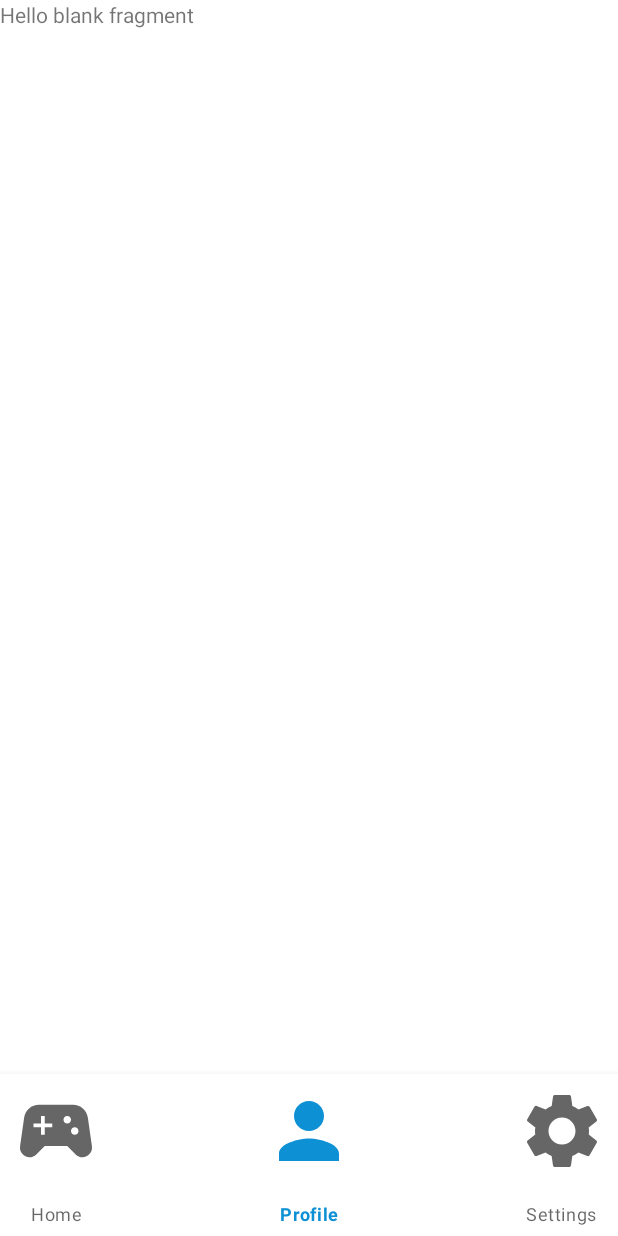
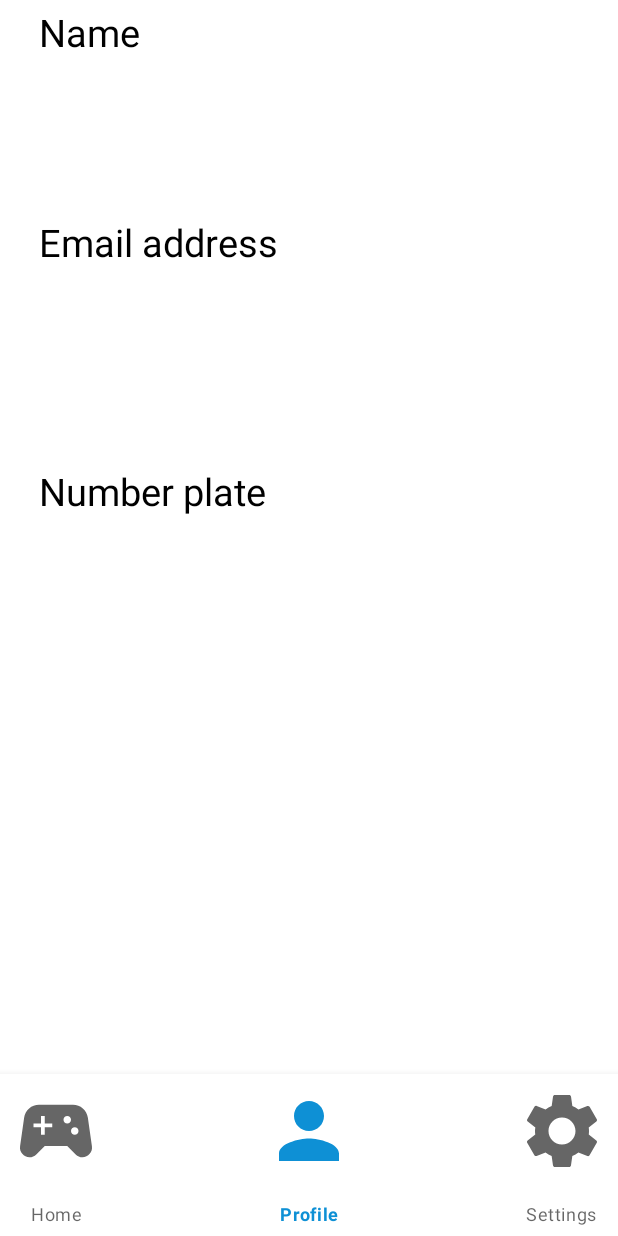
Before and after one commit to DIT113-V22/group-17, an Android app: the screen it shows after launch (MainActivity), item 2 of the bottom bar chosen, on a phone screen of 412 x 824 dp. Run offline under Robolectric (Android 15) with nearby library versions, the phone set to English and light mode, and no system bars; libraries missing offline, so code that uses them is left out: org.eclipse.paho; 3 statements that could not run were skipped.

Commit message:
Dark mode and interface
Fixed some more of darkmode and removed some unused/unneeded code. There's still a persistent bug where it send you bakc to HomeFragment once you activate it. Also implemented the log in screen and a button to switch to and from it, the button wouldn't be there in the final product but due to time restraints it will have to stay for this project.

```diff
--- a/SmartCarApp/app/src/main/AndroidManifest.xml
+++ b/SmartCarApp/app/src/main/AndroidManifest.xml
@@ -23,6 +23,7 @@
                 <category android:name="android.intent.category.LAUNCHER" />
             </intent-filter>
         </activity>
+        <activity android:name=".logIn"/>
 
 
         <service android:name="org.eclipse.paho.android.service.MqttService" />
--- a/SmartCarApp/app/src/main/java/com/example/smartcarapp/MainActivity.java
+++ b/SmartCarApp/app/src/main/java/com/example/smartcarapp/MainActivity.java
@@ -13,9 +13,6 @@ import java.util.List;
 
 public class MainActivity extends AppCompatActivity {
     ActivityMainBinding binding;
-    FragmentManager fragmentManager;
-    SettingsFragment settingsFragment = new SettingsFragment();
-    public static boolean darkMode = false;
 
 
     @Override
@@ -23,8 +20,8 @@ public class MainActivity extends AppCompatActivity {
         super.onCreate(savedInstanceState);
         binding = ActivityMainBinding.inflate(getLayoutInflater());
         setContentView(binding.getRoot());
-        if (darkMode){
-        replaceFragment(new HomeFragment());}
+
+        replaceFragment(new HomeFragment());
 
         binding.bottomNavigationView.setOnNavigationItemSelectedListener(item -> {
             switch (item.getItemId()) {
--- a/SmartCarApp/app/src/main/res/layout/fragment_profile.xml
+++ b/SmartCarApp/app/src/main/res/layout/fragment_profile.xml
@@ -1,14 +1,59 @@
 <?xml version="1.0" encoding="utf-8"?>
 <FrameLayout xmlns:android="http://schemas.android.com/apk/res/android"
+    xmlns:app="http://schemas.android.com/apk/res-auto"
     xmlns:tools="http://schemas.android.com/tools"
     android:layout_width="match_parent"
     android:layout_height="match_parent"
+    android:background="?attr/background_color"
     tools:context=".ProfileFragment">
 
-    <!-- TODO: Update blank fragment layout -->
-    <TextView
+    <androidx.constraintlayout.widget.ConstraintLayout
         android:layout_width="match_parent"
-        android:layout_height="match_parent"
-        android:text="@string/hello_blank_fragment" />
+        android:layout_height="match_parent">
+        <!-- TODO: Update blank fragment layout -->
+
+        <TextView
+            android:id="@+id/textView4"
+            android:layout_width="308dp"
+            android:layout_height="99dp"
+            android:text="Name"
+            android:textColor="?attr/text_color"
+            android:textSize="25dp"
+            app:layout_constraintBottom_toBottomOf="parent"
+            app:layout_constraintEnd_toEndOf="parent"
+            app:layout_constraintHorizontal_bias="0.252"
+            app:layout_constraintStart_toStartOf="parent"
+            app:layout_constraintTop_toTopOf="parent"
+            app:layout_constraintVertical_bias="0.007" />
+
+        <TextView
+            android:id="@+id/textView2"
+            android:layout_width="308dp"
+            android:layout_height="99dp"
+            android:text="Email address"
+            android:textColor="?attr/text_color"
+            android:textSize="25dp"
+            app:layout_constraintBottom_toBottomOf="parent"
+            app:layout_constraintEnd_toEndOf="parent"
+            app:layout_constraintHorizontal_bias="0.252"
+            app:layout_constraintStart_toStartOf="parent"
+            app:layout_constraintTop_toTopOf="parent"
+            app:layout_constraintVertical_bias="0.234" />
+
+        <TextView
+            android:id="@+id/textView3"
+            android:layout_width="308dp"
+            android:layout_height="99dp"
+            android:text="Number plate"
+            android:textColor="?attr/text_color"
+            android:textSize="25dp"
+            app:layout_constraintBottom_toBottomOf="parent"
+            app:layout_constraintEnd_toEndOf="parent"
+            app:layout_constraintHorizontal_bias="0.252"
+            app:layout_constraintStart_toStartOf="parent"
+            app:layout_constraintTop_toBottomOf="@+id/textView2"
+            app:layout_constraintVertical_bias="0.179" />
+
+    </androidx.constraintlayout.widget.ConstraintLayout>
 
 </FrameLayout>
--- a/SmartCarApp/app/src/main/res/values/themes.xml
+++ b/SmartCarApp/app/src/main/res/values/themes.xml
@@ -45,4 +45,7 @@
         <item name="android:activityCloseEnterAnimation">@anim/slide_in_left</item>
         <item name="android:activityCloseExitAnimation">@anim/slide_out_right</item>
     </style>
+    <style name="Button.White" parent="ThemeOverlay.AppCompat">
+        <item name="colorAccent">@android:color/white</item>
+    </style>
 </resources>
```
Also changed, not shown: SmartCarApp/app/src/main/java/com/example/smartcarapp/SettingsFragment.java (+14 -4 lines), SmartCarApp/app/src/main/java/com/example/smartcarapp/logIn.java (added, +30 -0 lines), SmartCarApp/app/src/main/res/drawable/roundedcorners.xml (added, +13 -0 lines), SmartCarApp/app/src/main/res/layout/fragment_settings.xml (+14 -0 lines), SmartCarApp/app/src/main/res/layout/login.xml (added, +88 -0 lines), SmartCarApp/app/src/main/res/drawable-v24/shinagawa.jpg (added).
